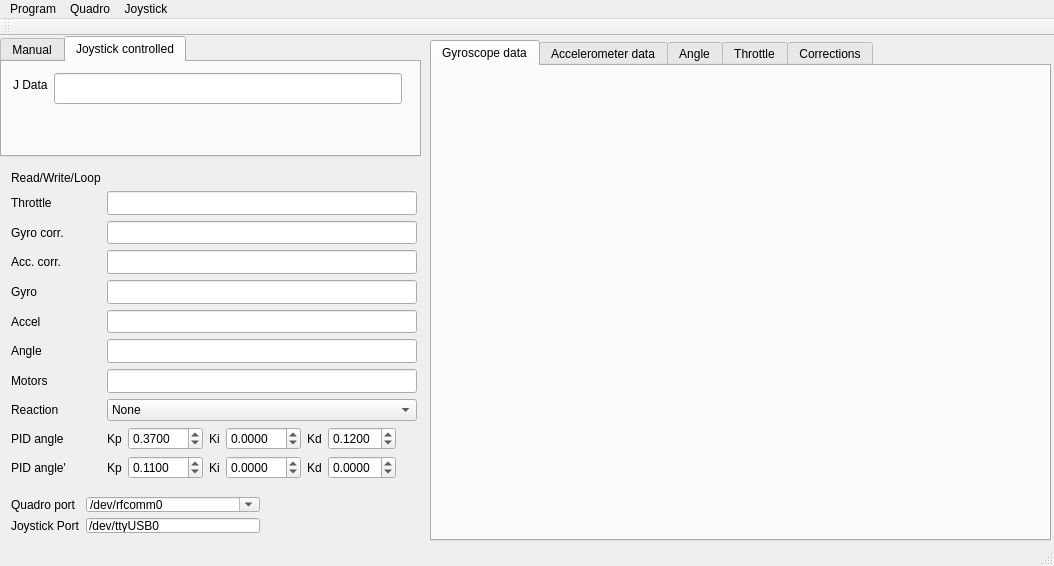
The window that control/qt/quadro.ui (it-workshop/Quadrocopter) describes before a commit, drawn with Qt 5.
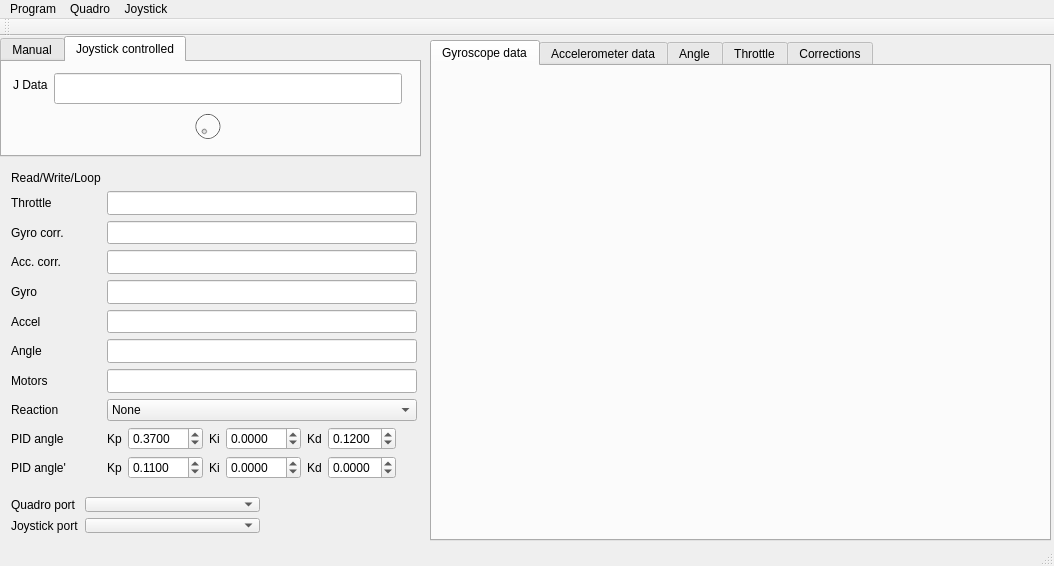
The same window after the commit. The open tabs and pages were chosen to show the change. Custom widgets are drawn as their Qt base class.

Commit message: * control/qt: QextSerialDevice library (in serial.cpp, serial.h)  * control/qt: devices list  * control/qt: joystick power dial  * arduino/auto_controlled_engine_set_oop: bytes are written in sequence (no delays)  * arduino/joystick/serial_joystick: info led used for switcher

Diff of the .ui file:
```diff
--- a/control/qt/quadro.ui
+++ b/control/qt/quadro.ui
@@ -34,34 +34,24 @@
        </property>
       </widget>
      </item>
-     <item row="0" column="1">
-      <widget class="QComboBox" name="device">
-       <property name="editable">
-        <bool>true</bool>
-       </property>
-       <item>
-        <property name="text">
-         <string>/dev/rfcomm0</string>
-        </property>
-       </item>
-       <item>
-        <property name="text">
-         <string>/dev/ttyACM0</string>
-        </property>
-       </item>
-      </widget>
-     </item>
      <item row="1" column="0">
       <widget class="QLabel" name="label">
        <property name="text">
-        <string>Joystick Port</string>
+        <string>Joystick port</string>
        </property>
       </widget>
      </item>
      <item row="1" column="1">
-      <widget class="QLineEdit" name="joystick_device">
-       <property name="text">
-        <string>/dev/ttyUSB0</string>
+      <widget class="QComboBox" name="joystick_device">
+       <property name="editable">
+        <bool>false</bool>
+       </property>
+      </widget>
+     </item>
+     <item row="0" column="1">
+      <widget class="QComboBox" name="quadro_device">
+       <property name="editable">
+        <bool>false</bool>
        </property>
       </widget>
      </item>
@@ -244,7 +234,7 @@
         <x>0</x>
         <y>0</y>
         <width>411</width>
-        <height>71</height>
+        <height>91</height>
        </rect>
       </property>
       <layout class="QFormLayout" name="formLayout_4">
@@ -268,6 +258,35 @@
          </property>
         </widget>
        </item>
+       <item row="1" column="0" colspan="2">
+        <layout class="QHBoxLayout" name="horizontalLayout_4">
+         <item>
+          <widget class="QDial" name="joystick_power">
+           <property name="enabled">
+            <bool>false</bool>
+           </property>
+           <property name="maximum">
+            <number>100</number>
+           </property>
+           <property name="singleStep">
+            <number>0</number>
+           </property>
+           <property name="tracking">
+            <bool>false</bool>
+           </property>
+           <property name="wrapping">
+            <bool>false</bool>
+           </property>
+           <property name="notchTarget">
+            <double>29.000000000000000</double>
+           </property>
+           <property name="notchesVisible">
+            <bool>true</bool>
+           </property>
+          </widget>
+         </item>
+        </layout>
+       </item>
       </layout>
      </widget>
     </widget>
```
The commit also changes 20 other files.
